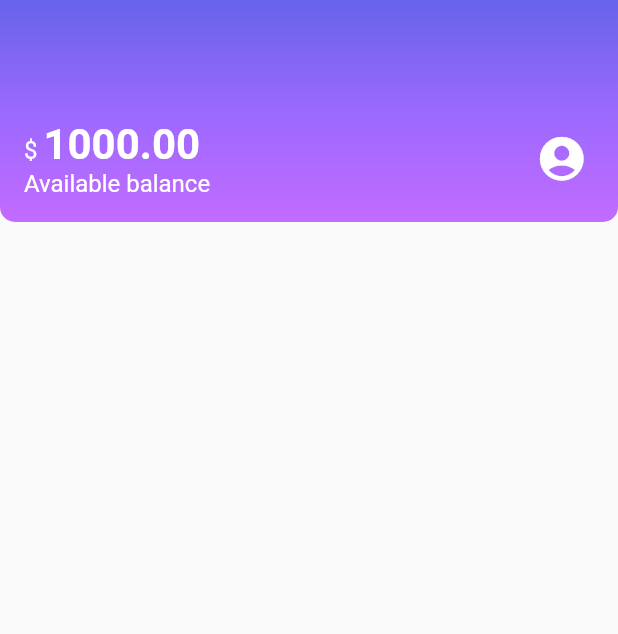
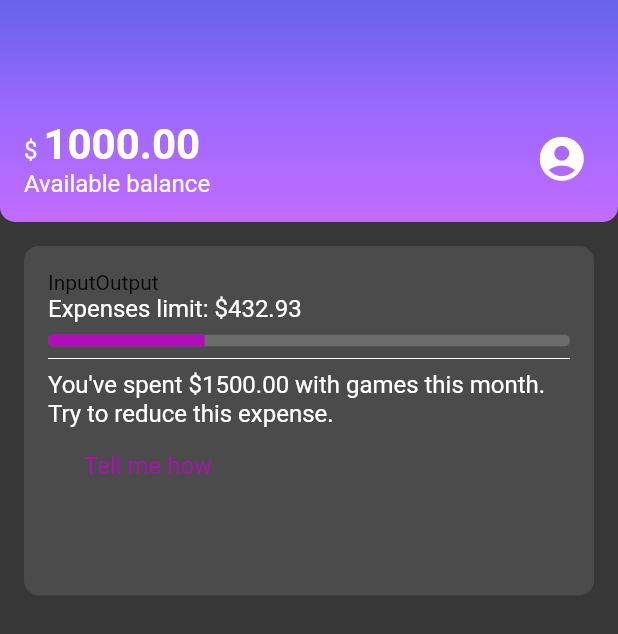
Before and after one commit to yukasolano/alurabank, a Flutter app: the screen it shows after launch, on a phone screen of 412 x 824 dp. Shown: the top 634 px of the screen. Run offline on Flutter 3.47's test engine with Material 2 defaults, Android fonts, the phone set to English and light mode, and no system bars.

Commit message:
Create recent activities card

```diff
--- /dev/null
+++ b/lib/components/recent_activities.dart
@@ -0,0 +1,97 @@
+import 'package:flutter/material.dart';
+
+class RecentActivities extends StatelessWidget {
+  const RecentActivities({Key? key}) : super(key: key);
+
+  @override
+  Widget build(BuildContext context) {
+    return Padding(
+      padding: const EdgeInsets.all(16.0),
+      child: Container(
+        decoration: const BoxDecoration(
+            color: Color.fromRGBO(75, 75, 75, 1),
+            borderRadius: BorderRadius.all(Radius.circular(10))),
+        height: 233,
+        padding: EdgeInsets.all(16),
+        child: Column(
+          children: [
+            InOut(),
+            Limit(),
+            Divider(
+              color: Colors.white,
+            ),
+            Tips()
+          ],
+        ),
+      ),
+    );
+  }
+}
+
+class InOut extends StatelessWidget {
+  const InOut({Key? key}) : super(key: key);
+
+  @override
+  Widget build(BuildContext context) {
+    return Row(
+      children: [Text("Input"), Text("Output")],
+    );
+  }
+}
+
+class Limit extends StatelessWidget {
+  const Limit({Key? key}) : super(key: key);
+
+  @override
+  Widget build(BuildContext context) {
+    return Column(
+      crossAxisAlignment: CrossAxisAlignment.start,
+      children: [
+        const Text(
+          "Expenses limit: \$432.93",
+          style: TextStyle(
+              fontSize: 16, fontWeight: FontWeight.w400, color: Colors.white),
+        ),
+        Padding(
+          padding: const EdgeInsets.only(top: 8),
+          child: ClipRRect(
+            borderRadius: BorderRadius.circular(30.0),
+            child: const LinearProgressIndicator(
+              value: 0.3,
+              color: Color.fromRGBO(178, 12, 187, 1),
+              backgroundColor: Color.fromRGBO(108, 108, 108, 1),
+              minHeight: 8,
+            ),
+          ),
+        )
+      ],
+    );
+  }
+}
+
+class Tips extends StatelessWidget {
+  const Tips({Key? key}) : super(key: key);
+
+  @override
+  Widget build(BuildContext context) {
+    return Column(
+      crossAxisAlignment: CrossAxisAlignment.start,
+      children: const [
+        Text(
+          "You've spent \$1500.00 with games this month. Try to reduce this expense.",
+          style: TextStyle(
+              fontSize: 16, fontWeight: FontWeight.w400, color: Colors.white),
+        ),
+        Padding(
+          padding: EdgeInsets.fromLTRB(24, 16, 16, 24),
+          child: Text("Tell me how",
+              style: TextStyle(
+                fontSize: 16,
+                fontWeight: FontWeight.w400,
+                color: Color.fromRGBO(178, 12, 187, 1),
+              )),
+        )
+      ],
+    );
+  }
+}
--- a/lib/screens/home_screen.dart
+++ b/lib/screens/home_screen.dart
@@ -1,5 +1,6 @@
 import 'package:flutter/material.dart';
 
+import '../components/recent_activities.dart';
 import '../components/header.dart';
 
 class HomeScreen extends StatelessWidget {
@@ -8,7 +9,11 @@ class HomeScreen extends StatelessWidget {
   @override
   Widget build(BuildContext context) {
     return Scaffold(
-      body: Column(children: [Header()],),
+      body: Container(
+          decoration: const BoxDecoration(color: Color.fromRGBO(55, 55, 55, 1)),
+          child: Column(
+            children: const [Header(), RecentActivities()],
+          )),
     );
   }
 }
```
